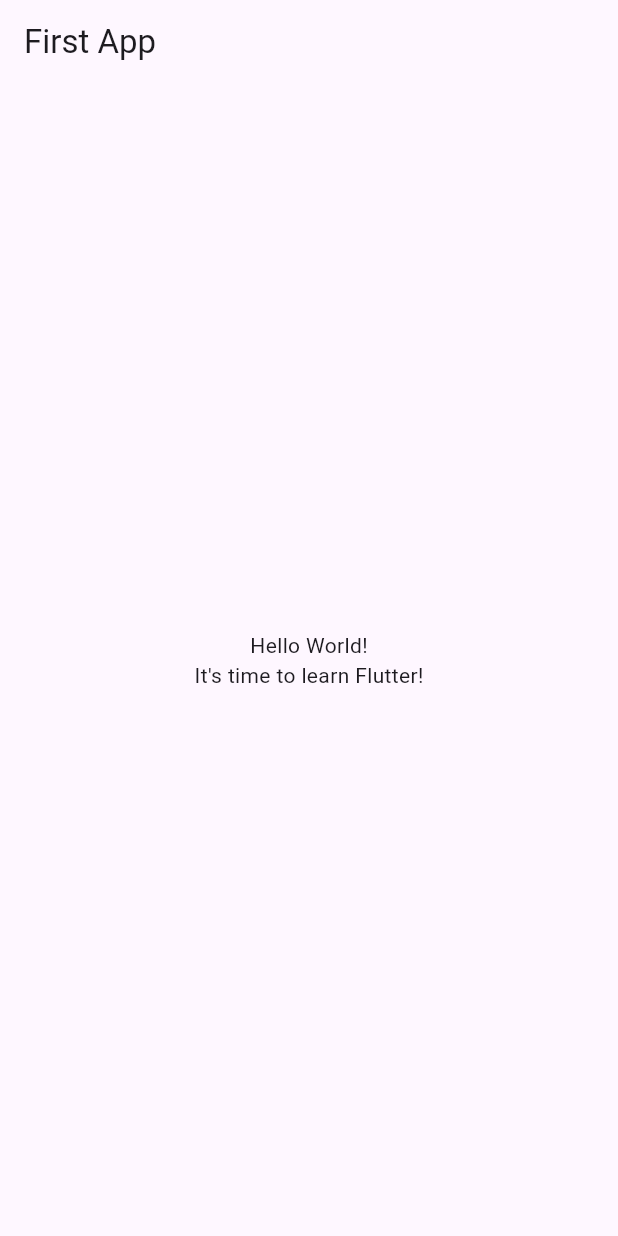
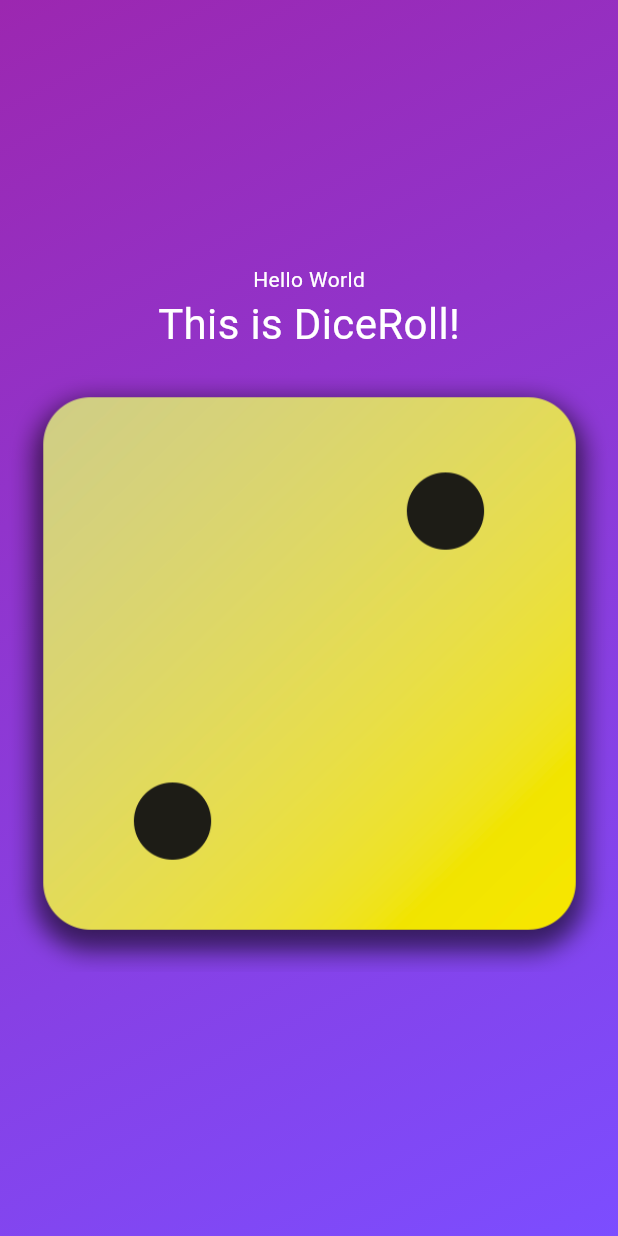
Before and after one commit to JoshuaMillerCode/dice_roll_app, a Flutter app: the screen it shows after launch, on a phone screen of 412 x 824 dp. Run offline on Flutter 3.47's test engine with Material 3 defaults, Android fonts, the phone set to English and light mode, and no system bars.

Commit message:
minor changes - still learning

```diff
--- a/lib/main.dart
+++ b/lib/main.dart
@@ -1,37 +1,26 @@
 import 'package:flutter/material.dart';
+import 'package:flutter_tutorial/widgets/gradient_container.dart';
 
+// class State {
+//   int timesClicked = 0;
+
+//   void handleClick() {
+//     timesClicked += 1;
+//     debugPrint('Button has been clicked $timesClicked times');
+//   }
+// }
+
+// State myState = State();
+
+//This must by main
 void main() {
-  runApp(const MyApp());
+  // Start of the app;
+  // This is provided by the flutter framework
+  runApp(
+    const MaterialApp(
+      home: Scaffold(
+        body: GradientContainer.purple(),
+      ),
+    ),
+  );
 }
-
-class MyApp extends StatelessWidget {
-  const MyApp({super.key});
-
-  @override
-  Widget build(BuildContext context) {
-    return MaterialApp(
-      title: 'Flutter Demo',
-      theme: ThemeData(
-        primarySwatch: Colors.blue,
-      ),
-      home: Scaffold(
-        appBar: AppBar(
-          title: const Text('First App'),
-        ),
-        body: const Center(
-          child: Column(
-            mainAxisAlignment: MainAxisAlignment.center,
-            children: [
-              Text(
-                'Hello World!',
-              ),
-              Text(
-                'It\'s time to learn Flutter!',
-              ),
-            ],
-          ),
-        ),
-      ),
-    );
-  }
-}
--- /dev/null
+++ b/lib/widgets/gradient_container.dart
@@ -0,0 +1,34 @@
+import 'package:flutter/material.dart';
+import 'package:flutter_tutorial/widgets/styled_test.dart';
+
+const startAlignment = Alignment.topLeft;
+const endAlignment = Alignment.bottomRight;
+
+class GradientContainer extends StatelessWidget {
+  const GradientContainer({super.key, required this.colors});
+
+  // Creating a another preset constructor
+  const GradientContainer.purple({super.key})
+      : colors = const [Colors.purple, Colors.deepPurpleAccent];
+
+  final List<Color> colors;
+
+  @override
+  Widget build(context) {
+    return Container(
+      decoration: BoxDecoration(
+        gradient: LinearGradient(
+            colors: colors, begin: startAlignment, end: endAlignment),
+      ),
+      child: Center(
+          child: Column(
+        mainAxisAlignment: MainAxisAlignment.center,
+        children: [
+          const StyledText(content: "Hello World"),
+          const StyledText(content: "This is DiceRoll!", fontSize: 28),
+          Image.asset('assets/images/dice-2.png')
+        ],
+      )),
+    );
+  }
+}
--- /dev/null
+++ b/lib/widgets/styled_test.dart
@@ -0,0 +1,21 @@
+import 'package:flutter/material.dart';
+
+class StyledText extends StatelessWidget {
+  const StyledText(
+      {required this.content,
+      this.fontSize = 14,
+      this.textColor = Colors.white,
+      super.key});
+
+  final String content;
+  final double fontSize;
+  final Color textColor;
+
+  @override
+  Widget build(context) {
+    return Text(
+      content,
+      style: TextStyle(color: textColor, fontSize: fontSize),
+    );
+  }
+}
```
Also changed, not shown: pubspec.yaml (+8 -6 lines), assets/images/dice-1.png (added), assets/images/dice-2.png (added), assets/images/dice-3.png (added), assets/images/dice-4.png (added), assets/images/dice-5.png (added), assets/images/dice-6.png (added).
